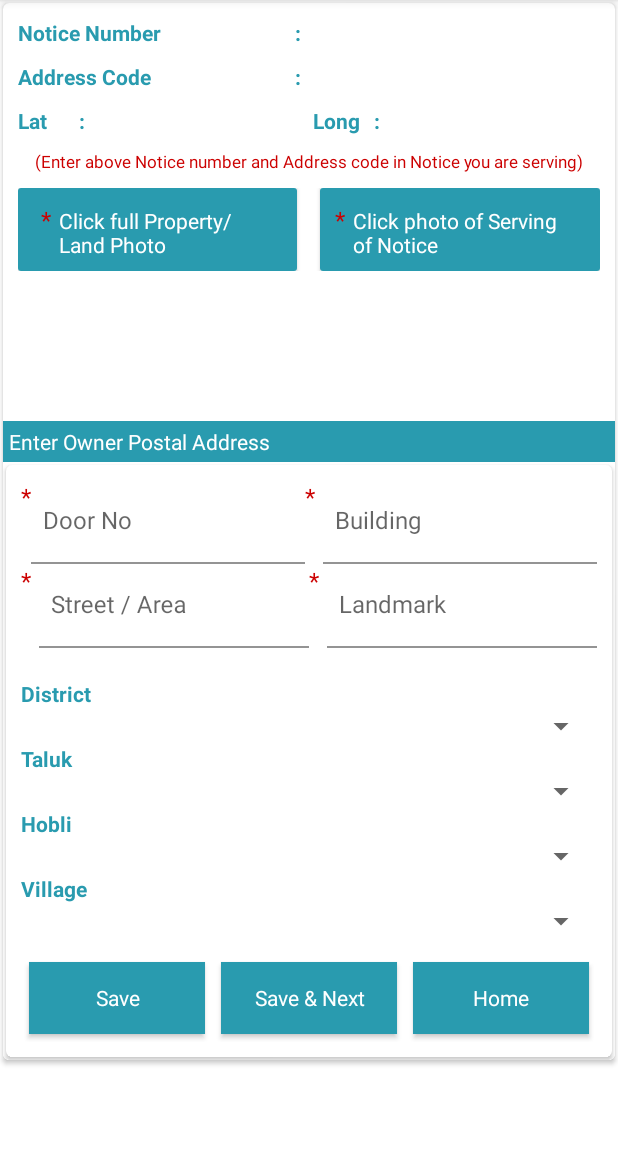
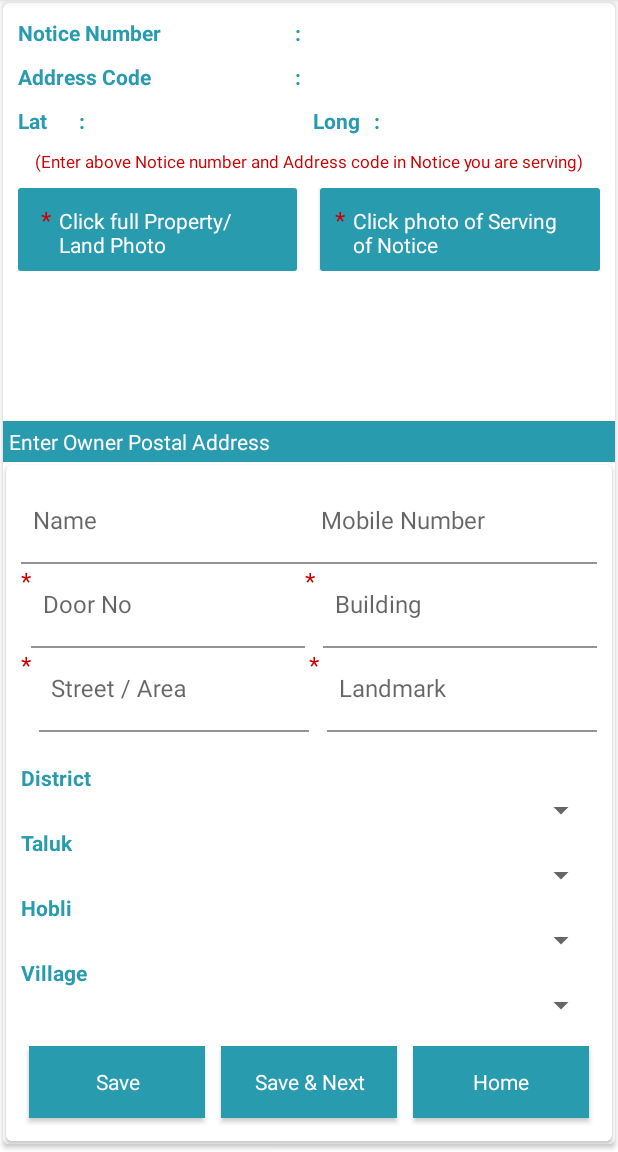
Before and after one commit to Nischithagowda/SUCHANE_Svamitva, an Android app: the NoticeActivity screen opened directly, with no data from a screen before it, on a phone screen of 412 x 824 dp, the part 84-1236 px from its top. Run offline under Robolectric (Android 15) with nearby library versions, the phone set to English and light mode, and no system bars; our stand-ins replace RxJava, data binding; libraries missing offline, so code that uses them is left out: com.iceteck.silicompressorr; plain views replace MaterialBetterSpinner; 14 statements that could not run were skipped.

Commit message:
Changing location marker point Adding name and mobile number of owner

```diff
--- a/app/src/main/java/com/bmc/suchane_svamitva/view_model/NoticeMapsViewModel.java
+++ b/app/src/main/java/com/bmc/suchane_svamitva/view_model/NoticeMapsViewModel.java
@@ -36,7 +36,7 @@ public class NoticeMapsViewModel implements OnMapReadyCallback, GoogleMap.OnCame
 
     public NoticeMapsViewModel(NoticeMapsInterface noticeMapsInterface) {
         this.noticeMapsInterface = noticeMapsInterface;
-        setUp();
+        this.OffCurrentLocationCoordinates.set(new LatLng(12.9750571, 77.5881314));
     }
 
     public void setUp() {
@@ -47,7 +47,6 @@ public class NoticeMapsViewModel implements OnMapReadyCallback, GoogleMap.OnCame
     public void onMapReady(@NonNull GoogleMap googleMap) {
         this.googleMap.set(googleMap);
         noticeMapsInterface.showMap(this);
-
     }
 
     @Override
--- a/app/src/main/res/layout/content_owner_address_notice.xml
+++ b/app/src/main/res/layout/content_owner_address_notice.xml
@@ -29,14 +29,8 @@
                     android:layout_width="match_parent"
                     android:layout_height="wrap_content"
                     android:orientation="horizontal"
-                    android:baselineAligned="false"
-                    android:visibility="gone">
-                    <androidx.appcompat.widget.AppCompatTextView
-                        android:layout_width="wrap_content"
-                        android:layout_height="wrap_content"
-                        android:text="@string/star"
-                        android:textColor="@android:color/holo_red_dark"
-                        android:textSize="16sp"/>
+                    android:baselineAligned="false">
+
                     <com.google.android.material.textfield.TextInputLayout
                         android:enabled="@{viewModel.fieldEnable}"
                         android:error="@{viewModel.nameError}"
@@ -53,14 +47,6 @@
                             android:layout_height="wrap_content"
                             android:inputType="text" />
                     </com.google.android.material.textfield.TextInputLayout>
-
-                    <androidx.appcompat.widget.AppCompatTextView
-                        android:layout_width="wrap_content"
-                        android:layout_height="wrap_content"
-                        android:text="@string/star"
-                        android:textColor="@android:color/holo_red_dark"
-                        android:textSize="16sp"
-                        android:layout_marginEnd="5dp"/>
 
                     <com.google.android.material.textfield.TextInputLayout
                         android:enabled="@{viewModel.fieldEnable}"
--- a/app/src/main/res/layout/content_sign_in.xml
+++ b/app/src/main/res/layout/content_sign_in.xml
@@ -79,7 +79,7 @@
 
                             <androidx.appcompat.widget.AppCompatEditText
                                 android:layout_width="match_parent"
-                                android:layout_height="54dp"
+                                android:layout_height="wrap_content"
                                 android:drawableEnd="@drawable/ic_phone_android_black"
                                 android:hint="@string/mobile_no_hint"
                                 android:inputType="phone"
```
Also changed, not shown: app/src/main/java/com/bmc/suchane_svamitva/view/callbacks/NoticeMapsCallback.java (+2 -26 lines), app/src/main/java/com/bmc/suchane_svamitva/view/ui/NoticeMapsFragment.java (+34 -5 lines), app/src/main/res/drawable/ic_baseline_adjust_24.xml (added, +9 -0 lines), app/src/main/res/drawable/gun_point_adjust.jpg (added), app/src/main/res/drawable/target.png (added).
